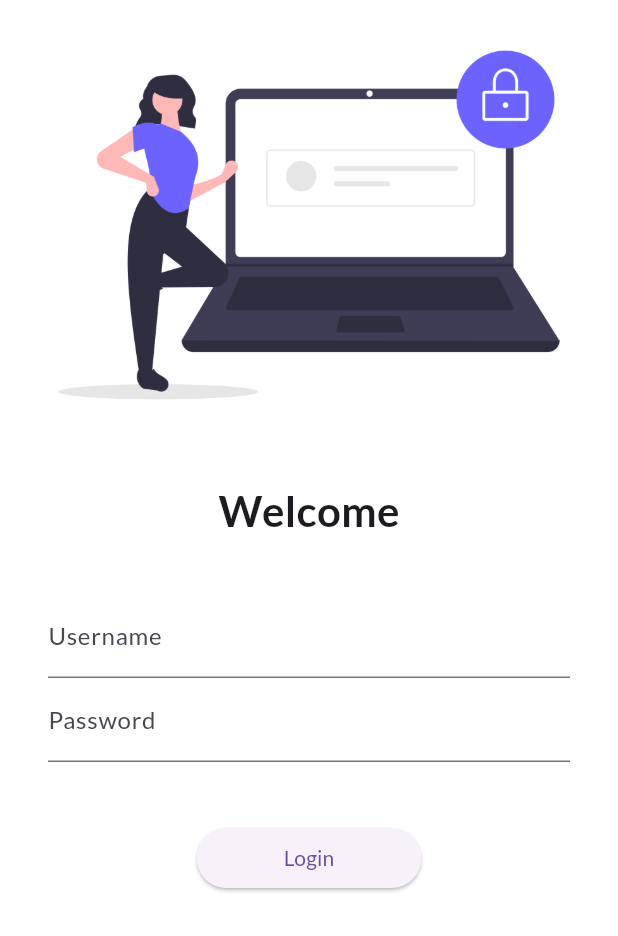
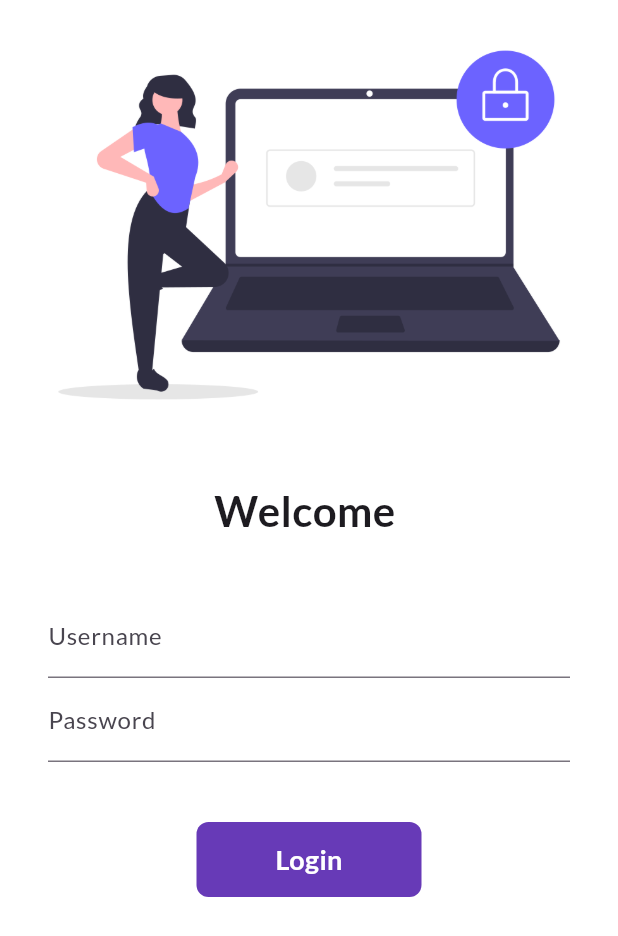
Before and after one commit to kishoriOS/demo, a Flutter app: the screen it shows after launch, on a phone screen of 412 x 824 dp. Shown: the top 936 px of the screen. Run offline on Flutter 3.47's test engine with Material 3 defaults, Android fonts, the phone set to English and light mode, and no system bars; our stand-ins replace google_fonts.

Commit message:
day 6 completed too Login page

```diff
--- a/lib/pages/login_page.dart
+++ b/lib/pages/login_page.dart
@@ -1,7 +1,16 @@
-import 'package:demo/utils/routes.dart';
 import 'package:flutter/material.dart';
 
-class LoginPage extends StatelessWidget {
+import '../utils/routes.dart';
+
+class LoginPage extends StatefulWidget {
+  @override
+  State<LoginPage> createState() => _LoginPageState();
+}
+
+class _LoginPageState extends State<LoginPage> {
+  String name = "";
+  bool changeButton = false;
+
   @override
   Widget build(BuildContext context) {
     return Material(
@@ -18,7 +27,7 @@ class LoginPage extends StatelessWidget {
                 height: 20,
               ),
               Text(
-                "Welcome",
+                "Welcome $name",
                 style: TextStyle(fontSize: 28, fontWeight: FontWeight.bold),
               ),
               SizedBox(
@@ -32,6 +41,10 @@ class LoginPage extends StatelessWidget {
                     TextFormField(
                       decoration: InputDecoration(
                           hintText: "Enter Username", labelText: "Username"),
+                      onChanged: (value) {
+                        name = value;
+                        setState(() {});
+                      },
                     ),
                     TextFormField(
                       obscureText: true,
@@ -41,13 +54,47 @@ class LoginPage extends StatelessWidget {
                     SizedBox(
                       height: 40,
                     ),
-                    ElevatedButton(
-                      child: Text("Login"),
-                      style: TextButton.styleFrom(minimumSize: Size(150, 40)),
-                      onPressed: () {
+
+                    InkWell(
+                      onTap: () async {
+                        setState(() {
+                          changeButton = true;
+                        });
+
+                        await Future.delayed(Duration(seconds: 1));
                         Navigator.pushNamed(context, MyRoutes.homeRoute);
                       },
-                    )
+                      child: AnimatedContainer(
+                        duration: Duration(seconds: 1),
+                        width: changeButton ? 50 : 150,
+                        height: 50,
+                        alignment: Alignment.center,
+                        child: changeButton
+                            ? Icon(
+                                Icons.done,
+                                color: Colors.white,
+                              )
+                            : Text(
+                                "Login",
+                                style: TextStyle(
+                                    color: Colors.white,
+                                    fontWeight: FontWeight.bold,
+                                    fontSize: 18),
+                              ),
+                        decoration: BoxDecoration(
+                            color: Colors.deepPurple,
+                            borderRadius:
+                                BorderRadius.circular(changeButton ? 50 : 8)),
+                      ),
+                    ),
+
+                    // ElevatedButton(
+                    //   child: Text("Login"),
+                    //   style: TextButton.styleFrom(minimumSize: Size(150, 40)),
+                    //   onPressed: () {
+                    //     Navigator.pushNamed(context, MyRoutes.homeRoute);
+                    //   },
+                    // )
                   ],
                 ),
               )
```
